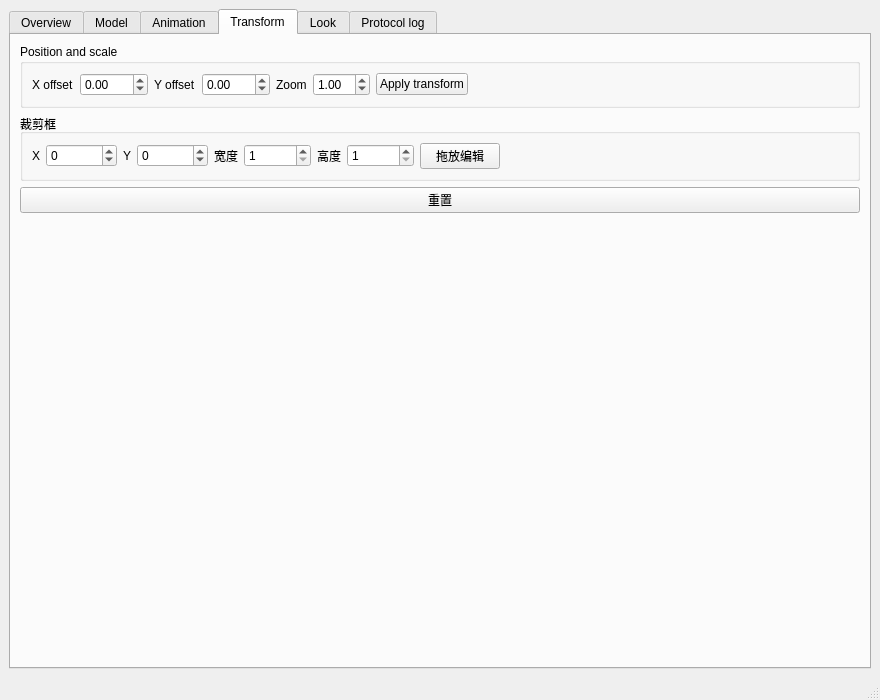
First picture: the form in control/MainWindow.ui, repository ad2248/DeskWaifu, before the edit.
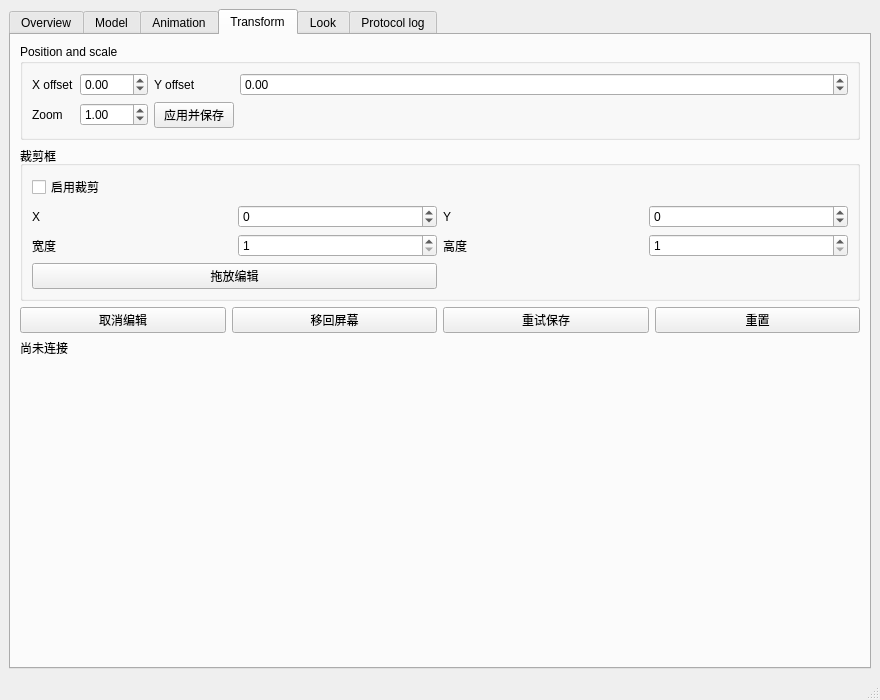
Second picture: the form after the edit. The open tabs and pages were chosen to show the change.

Commit message: feat: 支持裁剪框联动编辑和模型配置持久化

Diff of the .ui file:
```diff
--- a/control/MainWindow.ui
+++ b/control/MainWindow.ui
@@ -321,15 +321,15 @@
           <property name="title">
            <string>Position and scale</string>
           </property>
-          <layout class="QHBoxLayout" name="horizontalLayout">
-           <item>
+           <layout class="QGridLayout" name="horizontalLayout">
+            <item row="0" column="0">
             <widget class="QLabel" name="positionXLabel">
              <property name="text">
               <string>X offset</string>
              </property>
             </widget>
            </item>
-           <item>
+            <item row="0" column="1">
             <widget class="QDoubleSpinBox" name="positionXSpin">
              <property name="minimum">
               <double>-100.000000000000000</double>
@@ -342,14 +342,14 @@
              </property>
             </widget>
            </item>
-           <item>
+            <item row="0" column="2">
             <widget class="QLabel" name="positionYLabel">
              <property name="text">
               <string>Y offset</string>
              </property>
             </widget>
            </item>
-           <item>
+            <item row="0" column="3">
             <widget class="QDoubleSpinBox" name="positionYSpin">
              <property name="minimum">
               <double>-100.000000000000000</double>
@@ -362,14 +362,14 @@
              </property>
             </widget>
            </item>
-           <item>
+            <item row="1" column="0">
             <widget class="QLabel" name="zoomLabel">
              <property name="text">
               <string>Zoom</string>
              </property>
             </widget>
            </item>
-           <item>
+            <item row="1" column="1">
             <widget class="QDoubleSpinBox" name="zoomSpin">
              <property name="minimum">
               <double>0.100000000000000</double>
@@ -385,14 +385,14 @@
              </property>
             </widget>
            </item>
-           <item>
+            <item row="1" column="2">
             <widget class="QPushButton" name="transformButton">
              <property name="text">
-              <string>Apply transform</string>
+              <string>应用并保存</string>
              </property>
             </widget>
            </item>
-           <item>
+            <item row="1" column="3">
             <spacer name="horizontalSpacer_2">
              <property name="orientation">
               <enum>Qt::Orientation::Horizontal</enum>
@@ -413,18 +413,23 @@
           <property name="title">
            <string>裁剪框</string>
           </property>
-          <layout class="QHBoxLayout" name="horizontalLayout_2">
-           <item>
+           <layout class="QGridLayout" name="horizontalLayout_2">
+            <item row="0" column="0" colspan="4">
+             <widget class="QCheckBox" name="cropEnabledCheck">
+              <property name="text"><string>启用裁剪</string></property>
+             </widget>
+            </item>
+            <item row="1" column="0">
             <widget class="QLabel" name="cropBox_x_label">
              <property name="text">
               <string>X</string>
              </property>
             </widget>
            </item>
-           <item>
+            <item row="1" column="1">
              <widget class="QSpinBox" name="cropBox_x">
               <property name="minimum">
-               <number>-2147483647</number>
+               <number>-2147483648</number>
               </property>
               <property name="maximum">
                <number>2147483647</number>
@@ -434,17 +439,17 @@
              </property>
             </widget>
            </item>
-           <item>
+            <item row="1" column="2">
             <widget class="QLabel" name="cropBox_y_label">
              <property name="text">
               <string>Y</string>
              </property>
             </widget>
            </item>
-           <item>
+            <item row="1" column="3">
              <widget class="QSpinBox" name="cropBox_y">
               <property name="minimum">
-               <number>-2147483647</number>
+               <number>-2147483648</number>
               </property>
               <property name="maximum">
                <number>2147483647</number>
@@ -454,14 +459,14 @@
              </property>
             </widget>
            </item>
-           <item>
+            <item row="2" column="0">
             <widget class="QLabel" name="cropBox_w_label">
              <property name="text">
               <string>宽度</string>
              </property>
             </widget>
            </item>
-           <item>
+            <item row="2" column="1">
              <widget class="QSpinBox" name="cropBox_w">
               <property name="minimum">
                <number>1</number>
@@ -474,14 +479,14 @@
              </property>
             </widget>
            </item>
-           <item>
+            <item row="2" column="2">
             <widget class="QLabel" name="cropBox_h_label">
              <property name="text">
               <string>高度</string>
              </property>
             </widget>
            </item>
-           <item>
+            <item row="2" column="3">
              <widget class="QSpinBox" name="cropBox_h">
               <property name="minimum">
                <number>1</number>
@@ -494,14 +499,14 @@
              </property>
             </widget>
            </item>
-           <item>
+            <item row="3" column="0" colspan="2">
             <widget class="QPushButton" name="dragEditButton">
              <property name="text">
               <string>拖放编辑</string>
              </property>
             </widget>
            </item>
-           <item>
+            <item row="3" column="2" colspan="2">
             <spacer name="horizontalSpacer">
              <property name="orientation">
               <enum>Qt::Orientation::Horizontal</enum>
@@ -518,12 +523,25 @@
          </widget>
         </item>
         <item>
-         <widget class="QPushButton" name="xformResetButton">
-          <property name="text">
-           <string>重置</string>
-          </property>
-         </widget>
-        </item>
+          <layout class="QHBoxLayout" name="transformActionsLayout">
+           <item><widget class="QPushButton" name="cancelTransformButton">
+            <property name="text"><string>取消编辑</string></property>
+           </widget></item>
+           <item><widget class="QPushButton" name="relocateCropButton">
+            <property name="text"><string>移回屏幕</string></property>
+           </widget></item>
+           <item><widget class="QPushButton" name="retryTransformButton">
+            <property name="text"><string>重试保存</string></property>
+           </widget></item>
+           <item><widget class="QPushButton" name="xformResetButton">
+            <property name="text"><string>重置</string></property>
+           </widget></item>
+          </layout>
+         </item>
+         <item><widget class="QLabel" name="transformStatusLabel">
+          <property name="text"><string>尚未连接</string></property>
+          <property name="wordWrap"><bool>true</bool></property>
+         </widget></item>
         <item>
          <spacer name="transformSpacer">
           <property name="orientation">
```
Lines whose indentation alone changed are shown as unchanged. The commit also changes 24 other files.
